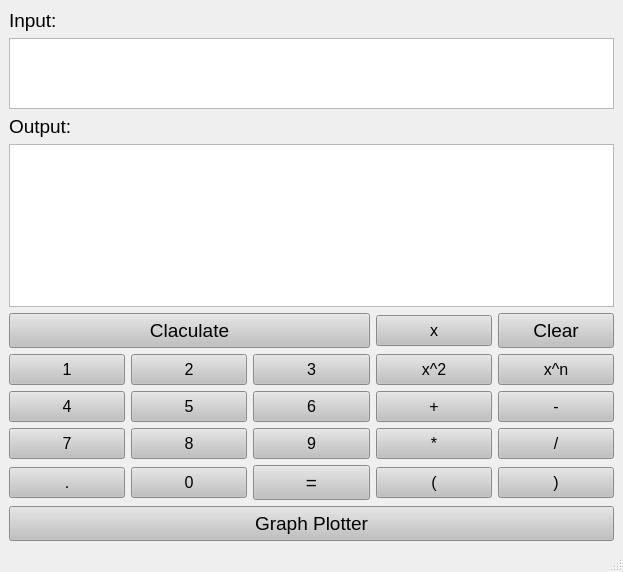
This is customPlotTedt/Algebric_Calculator.ui in KaziMuktadirAhmed/ALgebric-Calculator-SPL-1- as Qt 5 draws it before an edit. The edited form follows.
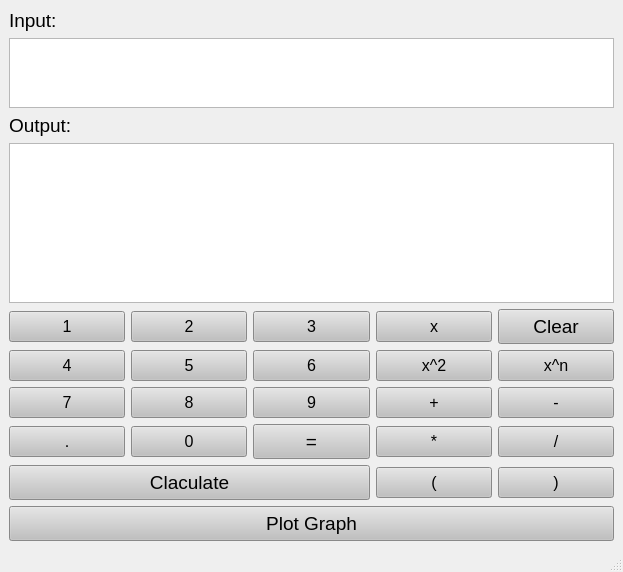
This is the edited form.

Patch:
```diff
--- a/customPlotTedt/Algebric_Calculator.ui
+++ b/customPlotTedt/Algebric_Calculator.ui
@@ -15,56 +15,6 @@
   </property>
   <widget class="QWidget" name="centralwidget">
    <layout class="QGridLayout" name="gridLayout">
-    <item row="12" column="1">
-     <widget class="QPushButton" name="btn_0">
-      <property name="font">
-       <font>
-        <pointsize>12</pointsize>
-       </font>
-      </property>
-      <property name="styleSheet">
-       <string notr="true">QPushButton {
-	background-color: #C0C0C0;
-	broder: 1px solid gray;
-	padding: 5px;
-}
-
-QPushButton:pressed {
-	background-color: #A9A9A9;
-	broder: 1px solid gray;
-	padding: 5px;
-}</string>
-      </property>
-      <property name="text">
-       <string>0</string>
-      </property>
-     </widget>
-    </item>
-    <item row="11" column="2">
-     <widget class="QPushButton" name="btn_9">
-      <property name="font">
-       <font>
-        <pointsize>12</pointsize>
-       </font>
-      </property>
-      <property name="styleSheet">
-       <string notr="true">QPushButton {
-	background-color: #C0C0C0;
-	broder: 1px solid gray;
-	padding: 5px;
-}
-
-QPushButton:pressed {
-	background-color: #A9A9A9;
-	broder: 1px solid gray;
-	padding: 5px;
-}</string>
-      </property>
-      <property name="text">
-       <string>9</string>
-      </property>
-     </widget>
-    </item>
     <item row="11" column="4">
      <widget class="QPushButton" name="btn_div">
       <property name="font">
@@ -90,32 +40,6 @@
       </property>
      </widget>
     </item>
-    <item row="14" column="0" colspan="5">
-     <widget class="QPushButton" name="btn_graph_plotter">
-      <property name="font">
-       <font>
-        <family>Arial</family>
-        <pointsize>14</pointsize>
-       </font>
-      </property>
-      <property name="styleSheet">
-       <string notr="true">QPushButton {
-	background-color: #C0C0C0;
-	broder: 1px solid gray;
-	padding: 5px;
-}
-
-QPushButton:pressed {
-	background-color: #A9A9A9;
-	broder: 1px solid gray;
-	padding: 5px;
-}</string>
-      </property>
-      <property name="text">
-       <string>Graph Plotter</string>
-      </property>
-     </widget>
-    </item>
     <item row="8" column="3">
      <widget class="QPushButton" name="btn_exp_2">
       <property name="font">
@@ -166,81 +90,6 @@
       </property>
      </widget>
     </item>
-    <item row="10" column="1">
-     <widget class="QPushButton" name="btn_5">
-      <property name="font">
-       <font>
-        <pointsize>12</pointsize>
-       </font>
-      </property>
-      <property name="styleSheet">
-       <string notr="true">QPushButton {
-	background-color: #C0C0C0;
-	broder: 1px solid gray;
-	padding: 5px;
-}
-
-QPushButton:pressed {
-	background-color: #A9A9A9;
-	broder: 1px solid gray;
-	padding: 5px;
-}</string>
-      </property>
-      <property name="text">
-       <string>5</string>
-      </property>
-     </widget>
-    </item>
-    <item row="11" column="1">
-     <widget class="QPushButton" name="btn_8">
-      <property name="font">
-       <font>
-        <pointsize>12</pointsize>
-       </font>
-      </property>
-      <property name="styleSheet">
-       <string notr="true">QPushButton {
-	background-color: #C0C0C0;
-	broder: 1px solid gray;
-	padding: 5px;
-}
-
-QPushButton:pressed {
-	background-color: #A9A9A9;
-	broder: 1px solid gray;
-	padding: 5px;
-}</string>
-      </property>
-      <property name="text">
-       <string>8</string>
-      </property>
-     </widget>
-    </item>
-    <item row="12" column="0">
-     <widget class="QPushButton" name="btn_dot">
-      <property name="font">
-       <font>
-        <pointsize>12</pointsize>
-       </font>
-      </property>
-      <property name="styleSheet">
-       <string notr="true">QPushButton {
-	background-color: #C0C0C0;
-	broder: 1px solid gray;
-	padding: 5px;
-}
-
-QPushButton:pressed {
-	background-color: #A9A9A9;
-	broder: 1px solid gray;
-	padding: 5px;
-}</string>
-      </property>
-      <property name="text">
-       <string>.</string>
-      </property>
-     </widget>
-    </item>
     <item row="6" column="4">
      <widget class="QPushButton" name="btn_clear">
       <property name="font">
@@ -291,31 +140,6 @@
       </property>
      </widget>
     </item>
-    <item row="8" column="2">
-     <widget class="QPushButton" name="btn_3">
-      <property name="font">
-       <font>
-        <pointsize>12</pointsize>
-       </font>
-      </property>
-      <property name="styleSheet">
-       <string notr="true">QPushButton {
-	background-color: #C0C0C0;
-	broder: 1px solid gray;
-	padding: 5px;
-}
-
-QPushButton:pressed {
-	background-color: #A9A9A9;
-	broder: 1px solid gray;
-	padding: 5px;
-}</string>
-      </property>
-      <property name="text">
-       <string>3</string>
-      </property>
-     </widget>
-    </item>
     <item row="0" column="0" colspan="2">
      <widget class="QLabel" name="lbl_input">
       <property name="sizePolicy">
@@ -358,31 +182,6 @@
       </property>
      </widget>
     </item>
-    <item row="8" column="0">
-     <widget class="QPushButton" name="btn_1">
-      <property name="font">
-       <font>
-        <pointsize>12</pointsize>
-       </font>
-      </property>
-      <property name="styleSheet">
-       <string notr="true">QPushButton {
-	background-color: #C0C0C0;
-	broder: 1px solid gray;
-	padding: 5px;
-}
-
-QPushButton:pressed {
-	background-color: #A9A9A9;
-	broder: 1px solid gray;
-	padding: 5px;
-}</string>
-      </property>
-      <property name="text">
-       <string>1</string>
-      </property>
-     </widget>
-    </item>
     <item row="1" column="0" colspan="5">
      <widget class="QTextEdit" name="txtedt_input">
       <property name="maximumSize">
@@ -398,37 +197,6 @@
       </property>
      </widget>
     </item>
-    <item row="6" column="0" colspan="3">
-     <widget class="QPushButton" name="btn_calculate">
-      <property name="minimumSize">
-       <size>
-        <width>0</width>
-        <height>0</height>
-       </size>
-      </property>
-      <property name="font">
-       <font>
-        <pointsize>14</pointsize>
-       </font>
-      </property>
-      <property name="styleSheet">
-       <string notr="true">QPushButton {
-	background-color: #C0C0C0;
-	broder: 1px solid gray;
-	padding: 5px;
-}
-
-QPushButton:pressed {
-	background-color: #A9A9A9;
-	broder: 1px solid gray;
-	padding: 5px;
-}</string>
-      </property>
-      <property name="text">
-       <string>Claculate</string>
-      </property>
-     </widget>
-    </item>
     <item row="12" column="3">
      <widget class="QPushButton" name="btn_brace_op">
       <property name="font">
@@ -497,56 +265,6 @@
       </property>
      </widget>
     </item>
-    <item row="10" column="2">
-     <widget class="QPushButton" name="btn_6">
-      <property name="font">
-       <font>
-        <pointsize>12</pointsize>
-       </font>
-      </property>
-      <property name="styleSheet">
-       <string notr="true">QPushButton {
-	background-color: #C0C0C0;
-	broder: 1px solid gray;
-	padding: 5px;
-}
-
-QPushButton:pressed {
-	background-color: #A9A9A9;
-	broder: 1px solid gray;
-	padding: 5px;
-}</string>
-      </property>
-      <property name="text">
-       <string>6</string>
-      </property>
-     </widget>
-    </item>
-    <item row="11" column="0">
-     <widget class="QPushButton" name="btn_7">
-      <property name="font">
-       <font>
-        <pointsize>12</pointsize>
-       </font>
-      </property>
-      <property name="styleSheet">
-       <string notr="true">QPushButton {
-	background-color: #C0C0C0;
-	broder: 1px solid gray;
-	padding: 5px;
-}
-
-QPushButton:pressed {
-	background-color: #A9A9A9;
-	broder: 1px solid gray;
-	padding: 5px;
-}</string>
-      </property>
-      <property name="text">
-       <string>7</string>
-      </property>
-     </widget>
-    </item>
     <item row="11" column="3">
      <widget class="QPushButton" name="btn_mul">
       <property name="font">
@@ -572,81 +290,6 @@
       </property>
      </widget>
     </item>
-    <item row="8" column="1">
-     <widget class="QPushButton" name="btn_2">
-      <property name="font">
-       <font>
-        <pointsize>12</pointsize>
-       </font>
-      </property>
-      <property name="styleSheet">
-       <string notr="true">QPushButton {
-	background-color: #C0C0C0;
-	broder: 1px solid gray;
-	padding: 5px;
-}
-
-QPushButton:pressed {
-	background-color: #A9A9A9;
-	broder: 1px solid gray;
-	padding: 5px;
-}</string>
-      </property>
-      <property name="text">
-       <string>2</string>
-      </property>
-     </widget>
-    </item>
-    <item row="10" column="0">
-     <widget class="QPushButton" name="btn_4">
-      <property name="font">
-       <font>
-        <pointsize>12</pointsize>
-       </font>
-      </property>
-      <property name="styleSheet">
-       <string notr="true">QPushButton {
-	background-color: #C0C0C0;
-	broder: 1px solid gray;
-	padding: 5px;
-}
-
-QPushButton:pressed {
-	background-color: #A9A9A9;
-	broder: 1px solid gray;
-	padding: 5px;
-}</string>
-      </property>
-      <property name="text">
-       <string>4</string>
-      </property>
-     </widget>
-    </item>
-    <item row="12" column="2">
-     <widget class="QPushButton" name="btn_equal">
-      <property name="font">
-       <font>
-        <pointsize>14</pointsize>
-       </font>
-      </property>
-      <property name="styleSheet">
-       <string notr="true">QPushButton {
-	background-color: #C0C0C0;
-	broder: 1px solid gray;
-	padding: 5px;
-}
-
-QPushButton:pressed {
-	background-color: #A9A9A9;
-	broder: 1px solid gray;
-	padding: 5px;
-}</string>
-      </property>
-      <property name="text">
-       <string>=</string>
-      </property>
-     </widget>
-    </item>
     <item row="8" column="4">
      <widget class="QPushButton" name="btn_exp_n">
       <property name="font">
@@ -697,6 +340,363 @@
       </property>
      </widget>
     </item>
+    <item row="6" column="2">
+     <widget class="QPushButton" name="btn_3">
+      <property name="font">
+       <font>
+        <pointsize>12</pointsize>
+       </font>
+      </property>
+      <property name="styleSheet">
+       <string notr="true">QPushButton {
+	background-color: #C0C0C0;
+	broder: 1px solid gray;
+	padding: 5px;
+}
+
+QPushButton:pressed {
+	background-color: #A9A9A9;
+	broder: 1px solid gray;
+	padding: 5px;
+}</string>
+      </property>
+      <property name="text">
+       <string>3</string>
+      </property>
+     </widget>
+    </item>
+    <item row="6" column="1">
+     <widget class="QPushButton" name="btn_2">
+      <property name="font">
+       <font>
+        <pointsize>12</pointsize>
+       </font>
+      </property>
+      <property name="styleSheet">
+       <string notr="true">QPushButton {
+	background-color: #C0C0C0;
+	broder: 1px solid gray;
+	padding: 5px;
+}
+
+QPushButton:pressed {
+	background-color: #A9A9A9;
+	broder: 1px solid gray;
+	padding: 5px;
+}</string>
+      </property>
+      <property name="text">
+       <string>2</string>
+      </property>
+     </widget>
+    </item>
+    <item row="6" column="0">
+     <widget class="QPushButton" name="btn_1">
+      <property name="font">
+       <font>
+        <pointsize>12</pointsize>
+       </font>
+      </property>
+      <property name="styleSheet">
+       <string notr="true">QPushButton {
+	background-color: #C0C0C0;
+	broder: 1px solid gray;
+	padding: 5px;
+}
+
+QPushButton:pressed {
+	background-color: #A9A9A9;
+	broder: 1px solid gray;
+	padding: 5px;
+}</string>
+      </property>
+      <property name="text">
+       <string>1</string>
+      </property>
+     </widget>
+    </item>
+    <item row="8" column="0">
+     <widget class="QPushButton" name="btn_4">
+      <property name="font">
+       <font>
+        <pointsize>12</pointsize>
+       </font>
+      </property>
+      <property name="styleSheet">
+       <string notr="true">QPushButton {
+	background-color: #C0C0C0;
+	broder: 1px solid gray;
+	padding: 5px;
+}
+
+QPushButton:pressed {
+	background-color: #A9A9A9;
+	broder: 1px solid gray;
+	padding: 5px;
+}</string>
+      </property>
+      <property name="text">
+       <string>4</string>
+      </property>
+     </widget>
+    </item>
+    <item row="8" column="1">
+     <widget class="QPushButton" name="btn_5">
+      <property name="font">
+       <font>
+        <pointsize>12</pointsize>
+       </font>
+      </property>
+      <property name="styleSheet">
+       <string notr="true">QPushButton {
+	background-color: #C0C0C0;
+	broder: 1px solid gray;
+	padding: 5px;
+}
+
+QPushButton:pressed {
+	background-color: #A9A9A9;
+	broder: 1px solid gray;
+	padding: 5px;
+}</string>
+      </property>
+      <property name="text">
+       <string>5</string>
+      </property>
+     </widget>
+    </item>
+    <item row="8" column="2">
+     <widget class="QPushButton" name="btn_6">
+      <property name="font">
+       <font>
+        <pointsize>12</pointsize>
+       </font>
+      </property>
+      <property name="styleSheet">
+       <string notr="true">QPushButton {
+	background-color: #C0C0C0;
+	broder: 1px solid gray;
+	padding: 5px;
+}
+
+QPushButton:pressed {
+	background-color: #A9A9A9;
+	broder: 1px solid gray;
+	padding: 5px;
+}</string>
+      </property>
+      <property name="text">
+       <string>6</string>
+      </property>
+     </widget>
+    </item>
+    <item row="10" column="2">
+     <widget class="QPushButton" name="btn_9">
+      <property name="font">
+       <font>
+        <pointsize>12</pointsize>
+       </font>
+      </property>
+      <property name="styleSheet">
+       <string notr="true">QPushButton {
+	background-color: #C0C0C0;
+	broder: 1px solid gray;
+	padding: 5px;
+}
+
+QPushButton:pressed {
+	background-color: #A9A9A9;
+	broder: 1px solid gray;
+	padding: 5px;
+}</string>
+      </property>
+      <property name="text">
+       <string>9</string>
+      </property>
+     </widget>
+    </item>
+    <item row="10" column="1">
+     <widget class="QPushButton" name="btn_8">
+      <property name="font">
+       <font>
+        <pointsize>12</pointsize>
+       </font>
+      </property>
+      <property name="styleSheet">
+       <string notr="true">QPushButton {
+	background-color: #C0C0C0;
+	broder: 1px solid gray;
+	padding: 5px;
+}
+
+QPushButton:pressed {
+	background-color: #A9A9A9;
+	broder: 1px solid gray;
+	padding: 5px;
+}</string>
+      </property>
+      <property name="text">
+       <string>8</string>
+      </property>
+     </widget>
+    </item>
+    <item row="10" column="0">
+     <widget class="QPushButton" name="btn_7">
+      <property name="font">
+       <font>
+        <pointsize>12</pointsize>
+       </font>
+      </property>
+      <property name="styleSheet">
+       <string notr="true">QPushButton {
+	background-color: #C0C0C0;
+	broder: 1px solid gray;
+	padding: 5px;
+}
+
+QPushButton:pressed {
+	background-color: #A9A9A9;
+	broder: 1px solid gray;
+	padding: 5px;
+}</string>
+      </property>
+      <property name="text">
+       <string>7</string>
+      </property>
+     </widget>
+    </item>
+    <item row="11" column="0">
+     <widget class="QPushButton" name="btn_dot">
+      <property name="font">
+       <font>
+        <pointsize>12</pointsize>
+       </font>
+      </property>
+      <property name="styleSheet">
+       <string notr="true">QPushButton {
+	background-color: #C0C0C0;
+	broder: 1px solid gray;
+	padding: 5px;
+}
+
+QPushButton:pressed {
+	background-color: #A9A9A9;
+	broder: 1px solid gray;
+	padding: 5px;
+}</string>
+      </property>
+      <property name="text">
+       <string>.</string>
+      </property>
+     </widget>
+    </item>
+    <item row="11" column="1">
+     <widget class="QPushButton" name="btn_0">
+      <property name="font">
+       <font>
+        <pointsize>12</pointsize>
+       </font>
+      </property>
+      <property name="styleSheet">
+       <string notr="true">QPushButton {
+	background-color: #C0C0C0;
+	broder: 1px solid gray;
+	padding: 5px;
+}
+
+QPushButton:pressed {
+	background-color: #A9A9A9;
+	broder: 1px solid gray;
+	padding: 5px;
+}</string>
+      </property>
+      <property name="text">
+       <string>0</string>
+      </property>
+     </widget>
+    </item>
+    <item row="11" column="2">
+     <widget class="QPushButton" name="btn_equal">
+      <property name="font">
+       <font>
+        <pointsize>14</pointsize>
+       </font>
+      </property>
+      <property name="styleSheet">
+       <string notr="true">QPushButton {
+	background-color: #C0C0C0;
+	broder: 1px solid gray;
+	padding: 5px;
+}
+
+QPushButton:pressed {
+	background-color: #A9A9A9;
+	broder: 1px solid gray;
+	padding: 5px;
+}</string>
+      </property>
+      <property name="text">
+       <string>=</string>
+      </property>
+     </widget>
+    </item>
+    <item row="12" column="0" colspan="3">
+     <widget class="QPushButton" name="btn_calculate">
+      <property name="minimumSize">
+       <size>
+        <width>0</width>
+        <height>0</height>
+       </size>
+      </property>
+      <property name="font">
+       <font>
+        <pointsize>14</pointsize>
+       </font>
+      </property>
+      <property name="styleSheet">
+       <string notr="true">QPushButton {
+	background-color: #C0C0C0;
+	broder: 1px solid gray;
+	padding: 5px;
+}
+
+QPushButton:pressed {
+	background-color: #A9A9A9;
+	broder: 1px solid gray;
+	padding: 5px;
+}</string>
+      </property>
+      <property name="text">
+       <string>Claculate</string>
+      </property>
+     </widget>
+    </item>
+    <item row="14" column="0" colspan="5">
+     <widget class="QPushButton" name="btn_graph_plotter">
+      <property name="font">
+       <font>
+        <family>Arial</family>
+        <pointsize>14</pointsize>
+       </font>
+      </property>
+      <property name="styleSheet">
+       <string notr="true">QPushButton {
+	background-color: #C0C0C0;
+	broder: 1px solid gray;
+	padding: 5px;
+}
+
+QPushButton:pressed {
+	background-color: #A9A9A9;
+	broder: 1px solid gray;
+	padding: 5px;
+}</string>
+      </property>
+      <property name="text">
+       <string>Plot Graph</string>
+      </property>
+     </widget>
+    </item>
    </layout>
   </widget>
   <widget class="QMenuBar" name="menubar">
```
